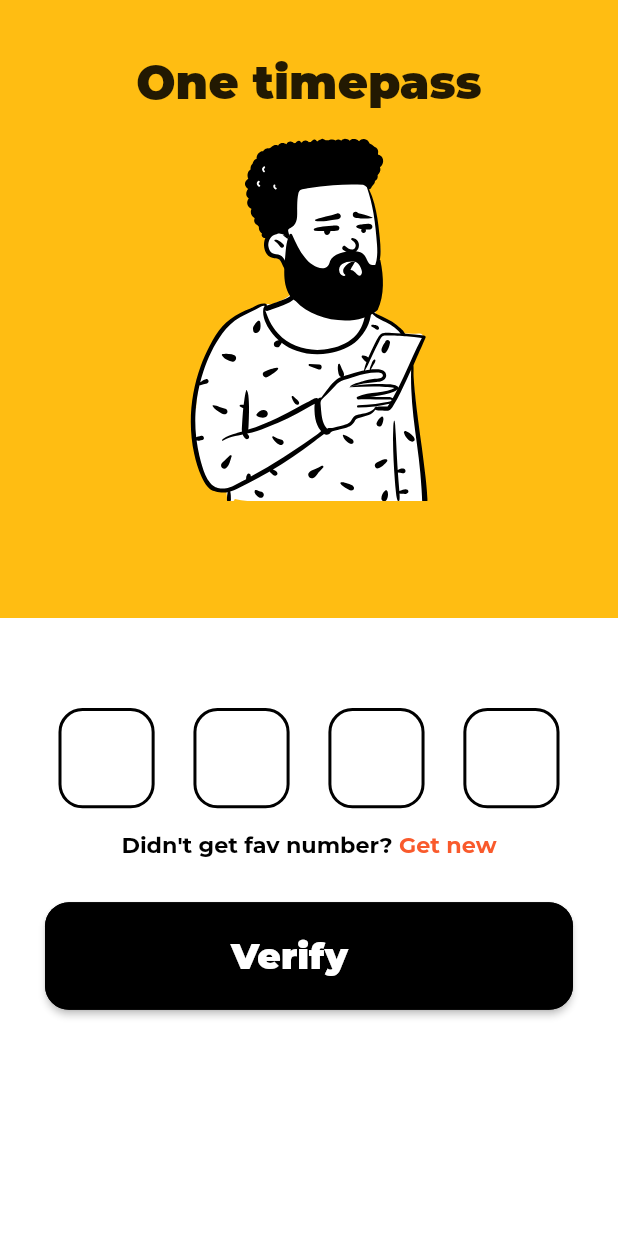
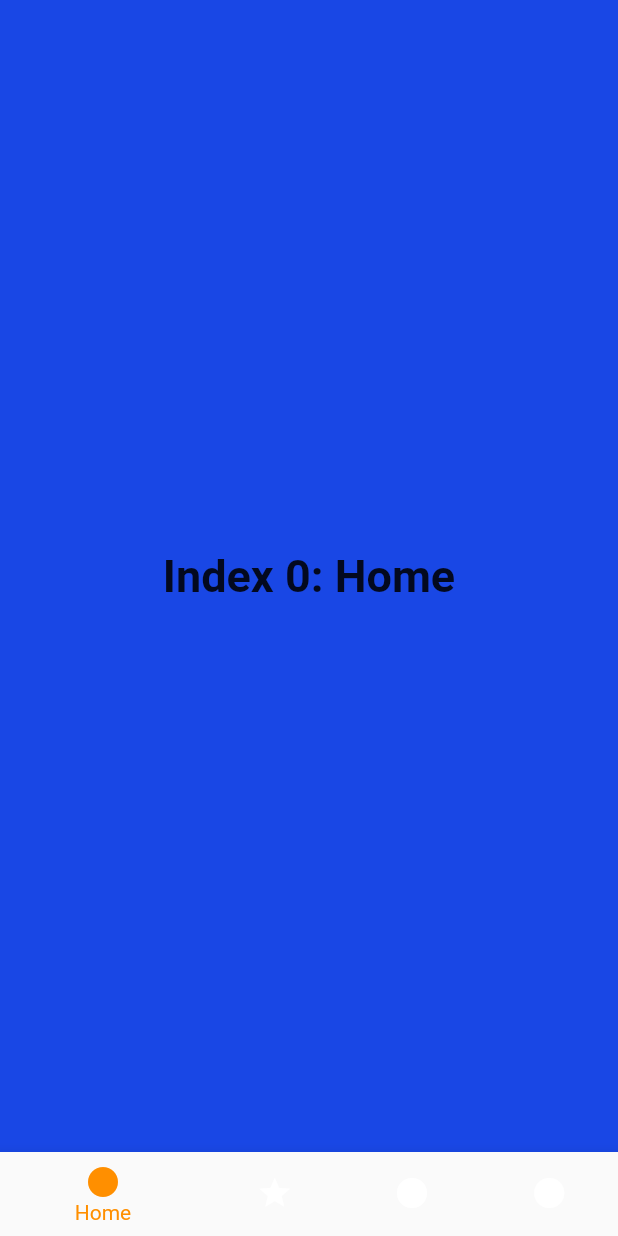
Before and after one commit to MujmillahammedDafedar/contrawireframe_uikit, a Flutter app: the OtpFields screen opened directly, after a tap on "Verify", on a phone screen of 412 x 824 dp. Run offline on Flutter 3.47's test engine with Material 2 defaults, Android fonts, the phone set to English and light mode, and no system bars; drawn by our look-alikes of pin_code_fields; our stand-ins replace flutter_screenutil, flutter_svg; project files that could hold a hidden picture were left out.

Commit message:
Bottom bar added

```diff
--- /dev/null
+++ b/lib/ui/views/bottomBar.dart
@@ -0,0 +1,75 @@
+import 'package:flutter/material.dart';
+
+class Main extends StatelessWidget {
+  @override
+  Widget build(BuildContext context) {
+    return SafeArea(child: BottomBar());
+  }
+}
+
+class BottomBar extends StatefulWidget {
+  @override
+  _BottomBarState createState() => _BottomBarState();
+}
+
+class _BottomBarState extends State<BottomBar> {
+  int _selectedIndex = 0;
+  static const TextStyle optionStyle =
+      TextStyle(fontSize: 30, fontWeight: FontWeight.bold);
+  static const List<Widget> _widgetOptions = <Widget>[
+    Text(
+      'Index 0: Home',
+      style: optionStyle,
+    ),
+    Text(
+      'Index 1: Business',
+      style: optionStyle,
+    ),
+    Text(
+      'Index 2: School',
+      style: optionStyle,
+    ),
+    Text(
+      'Index 3: Settings',
+      style: optionStyle,
+    ),
+  ];
+
+  void _onItemTapped(int index) {
+    setState(() {
+      _selectedIndex = index;
+    });
+  }
+
+  @override
+  Widget build(BuildContext context) {
+    return Scaffold(
+      body: Center(
+        child: _widgetOptions.elementAt(_selectedIndex),
+      ),
+      bottomNavigationBar: BottomNavigationBar(
+        items: const <BottomNavigationBarItem>[
+          BottomNavigationBarItem(
+            icon: Icon(Icons.circle),
+            label: 'Home',
+          ),
+          BottomNavigationBarItem(
+            icon: Icon(Icons.star),
+            label: 'Search',
+          ),
+          BottomNavigationBarItem(
+            icon: Icon(Icons.circle),
+            label: 'Chat',
+          ),
+          BottomNavigationBarItem(
+            icon: Icon(Icons.circle),
+            label: 'About',
+          ),
+        ],
+        currentIndex: _selectedIndex,
+        selectedItemColor: Colors.amber[800],
+        onTap: _onItemTapped,
+      ),
+    );
+  }
+}
--- a/lib/ui/views/opt.dart
+++ b/lib/ui/views/opt.dart
@@ -2,6 +2,7 @@ import 'package:flutter/gestures.dart';
 import 'package:flutter/material.dart';
 import 'package:flutter_svg/flutter_svg.dart';
 import 'package:mysocial/ui/shared/buttons.dart';
+import 'package:mysocial/ui/views/bottomBar.dart';
 import 'package:mysocial/utils/constant/colors.dart';
 import 'package:flutter_screenutil/flutter_screenutil.dart';
 import 'package:pin_code_fields/pin_code_fields.dart';
@@ -9,6 +10,13 @@ import 'package:pin_code_fields/pin_code_fields.dart';
 class OtpFields extends StatelessWidget {
   @override
   Widget build(BuildContext context) {
+    signup() {
+      Navigator.push(
+        context,
+        MaterialPageRoute(builder: (context) => Main()),
+      );
+    }
+
     return SafeArea(
       child: Scaffold(
         body: Column(
@@ -111,7 +119,7 @@ class OtpFields extends StatelessWidget {
                       padding: const EdgeInsets.only(left: 20.0, right: 20.0),
                       child: customButton(
                         () {
-                          // signup();
+                          signup();
                         },
                         'Verify',
                         context,
```
